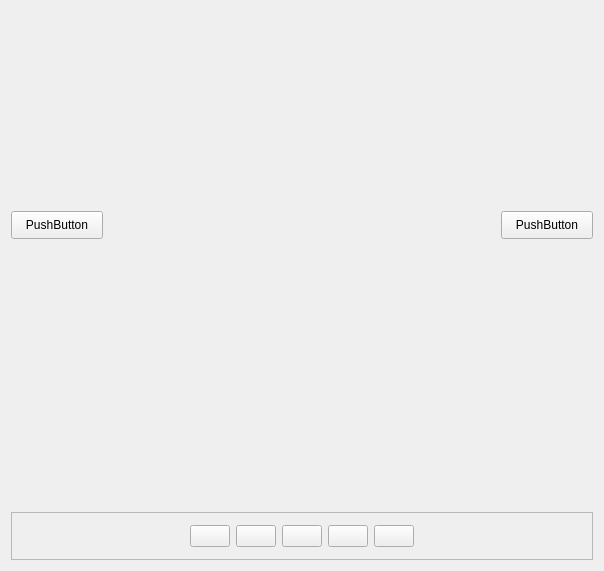
jingjing1989/YouYoQt, file home/Carousel.ui: the form before one commit.
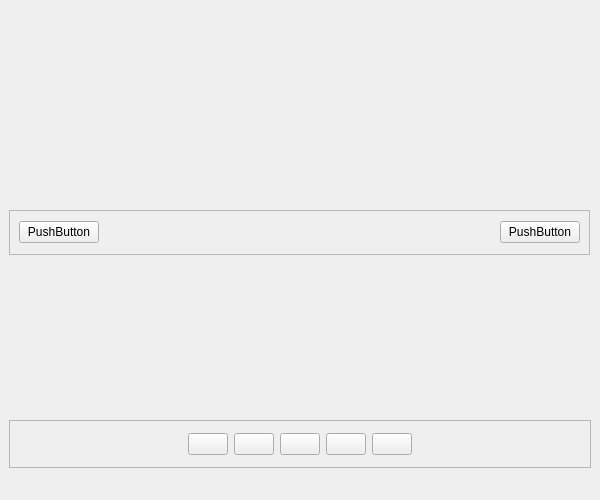
The form after the commit.

```diff
--- a/home/Carousel.ui
+++ b/home/Carousel.ui
@@ -6,111 +6,22 @@
    <rect>
     <x>0</x>
     <y>0</y>
-    <width>604</width>
-    <height>571</height>
+    <width>600</width>
+    <height>500</height>
    </rect>
   </property>
   <property name="windowTitle">
    <string>Form</string>
   </property>
-  <layout class="QVBoxLayout" name="verticalLayout">
-   <item>
-    <widget class="QWidget" name="widget" native="true">
-     <widget class="QLabel" name="labelFIrst">
+  <widget class="QFrame" name="indicator">
       <property name="geometry">
        <rect>
-        <x>30</x>
-        <y>110</y>
-        <width>181</width>
-        <height>131</height>
-       </rect>
-      </property>
-      <property name="text">
-       <string/>
-      </property>
-     </widget>
-     <widget class="QLabel" name="labelSecond">
-      <property name="geometry">
-       <rect>
-        <x>90</x>
-        <y>100</y>
-        <width>231</width>
-        <height>161</height>
-       </rect>
-      </property>
-      <property name="text">
-       <string/>
-      </property>
-     </widget>
-     <widget class="QLabel" name="labelThird">
-      <property name="geometry">
-       <rect>
-        <x>130</x>
-        <y>30</y>
-        <width>351</width>
-        <height>301</height>
-       </rect>
-      </property>
-      <property name="text">
-       <string/>
-      </property>
-     </widget>
-     <widget class="QLabel" name="labelForth">
-      <property name="geometry">
-       <rect>
-        <x>290</x>
-        <y>100</y>
-        <width>231</width>
-        <height>161</height>
-       </rect>
-      </property>
-      <property name="text">
-       <string/>
-      </property>
-     </widget>
-     <widget class="QLabel" name="labelFifth">
-      <property name="geometry">
-       <rect>
-        <x>410</x>
-        <y>110</y>
-        <width>181</width>
-        <height>131</height>
-       </rect>
-      </property>
-      <property name="text">
-       <string/>
-      </property>
-     </widget>
-     <widget class="QPushButton" name="pushButtonPre">
-      <property name="geometry">
-       <rect>
-        <x>0</x>
-        <y>200</y>
-        <width>92</width>
-        <height>28</height>
-       </rect>
-      </property>
-      <property name="text">
-       <string>PushButton</string>
-      </property>
-     </widget>
-     <widget class="QPushButton" name="pushButtonNext">
-      <property name="geometry">
-       <rect>
-        <x>490</x>
-        <y>200</y>
-        <width>92</width>
-        <height>28</height>
-       </rect>
-      </property>
-      <property name="text">
-       <string>PushButton</string>
-      </property>
-     </widget>
-    </widget>
-   </item>
-   <item>
-    <widget class="QFrame" name="frame">
+     <x>9</x>
+     <y>420</y>
+     <width>582</width>
+     <height>48</height>
+    </rect>
+   </property>
      <property name="maximumSize">
       <size>
        <width>16777215</width>
@@ -187,8 +98,140 @@
       </item>
      </layout>
     </widget>
-   </item>
-  </layout>
+  <widget class="QWidget" name="widget" native="true">
+   <property name="geometry">
+    <rect>
+     <x>0</x>
+     <y>0</y>
+     <width>600</width>
+     <height>500</height>
+    </rect>
+   </property>
+   <widget class="QLabel" name="labelFIrst">
+    <property name="geometry">
+     <rect>
+      <x>0</x>
+      <y>0</y>
+      <width>600</width>
+      <height>500</height>
+     </rect>
+    </property>
+    <property name="text">
+     <string/>
+    </property>
+   </widget>
+   <widget class="QLabel" name="labelSecond">
+    <property name="geometry">
+     <rect>
+      <x>0</x>
+      <y>0</y>
+      <width>600</width>
+      <height>500</height>
+     </rect>
+    </property>
+    <property name="text">
+     <string/>
+    </property>
+   </widget>
+   <widget class="QLabel" name="labelThird">
+    <property name="geometry">
+     <rect>
+      <x>0</x>
+      <y>0</y>
+      <width>600</width>
+      <height>500</height>
+     </rect>
+    </property>
+    <property name="sizePolicy">
+     <sizepolicy hsizetype="Expanding" vsizetype="Maximum">
+      <horstretch>6</horstretch>
+      <verstretch>0</verstretch>
+     </sizepolicy>
+    </property>
+    <property name="text">
+     <string/>
+    </property>
+   </widget>
+   <widget class="QLabel" name="labelForth">
+    <property name="geometry">
+     <rect>
+      <x>0</x>
+      <y>0</y>
+      <width>600</width>
+      <height>500</height>
+     </rect>
+    </property>
+    <property name="text">
+     <string/>
+    </property>
+   </widget>
+   <widget class="QLabel" name="labelFifth">
+    <property name="geometry">
+     <rect>
+      <x>0</x>
+      <y>0</y>
+      <width>600</width>
+      <height>500</height>
+     </rect>
+    </property>
+    <property name="text">
+     <string/>
+    </property>
+   </widget>
+   <zorder>labelFIrst</zorder>
+   <zorder>labelSecond</zorder>
+   <zorder>labelForth</zorder>
+   <zorder>labelFifth</zorder>
+   <zorder>labelThird</zorder>
+  </widget>
+  <widget class="QFrame" name="direction">
+   <property name="geometry">
+    <rect>
+     <x>9</x>
+     <y>210</y>
+     <width>581</width>
+     <height>45</height>
+    </rect>
+   </property>
+   <property name="frameShape">
+    <enum>QFrame::StyledPanel</enum>
+   </property>
+   <property name="frameShadow">
+    <enum>QFrame::Raised</enum>
+   </property>
+   <layout class="QHBoxLayout" name="horizontalLayout_2">
+    <item>
+     <widget class="QPushButton" name="pushButtonPre">
+      <property name="text">
+       <string>PushButton</string>
+      </property>
+     </widget>
+    </item>
+    <item>
+     <spacer name="horizontalSpacer_3">
+      <property name="orientation">
+       <enum>Qt::Horizontal</enum>
+      </property>
+      <property name="sizeHint" stdset="0">
+       <size>
+        <width>40</width>
+        <height>20</height>
+       </size>
+      </property>
+     </spacer>
+    </item>
+    <item>
+     <widget class="QPushButton" name="pushButtonNext">
+      <property name="text">
+       <string>PushButton</string>
+      </property>
+     </widget>
+    </item>
+   </layout>
+  </widget>
+  <zorder>widget</zorder>
+  <zorder>direction</zorder>
+  <zorder>indicator</zorder>
  </widget>
  <resources/>
  <connections/>
```
Lines whose indentation alone changed are shown as unchanged.
